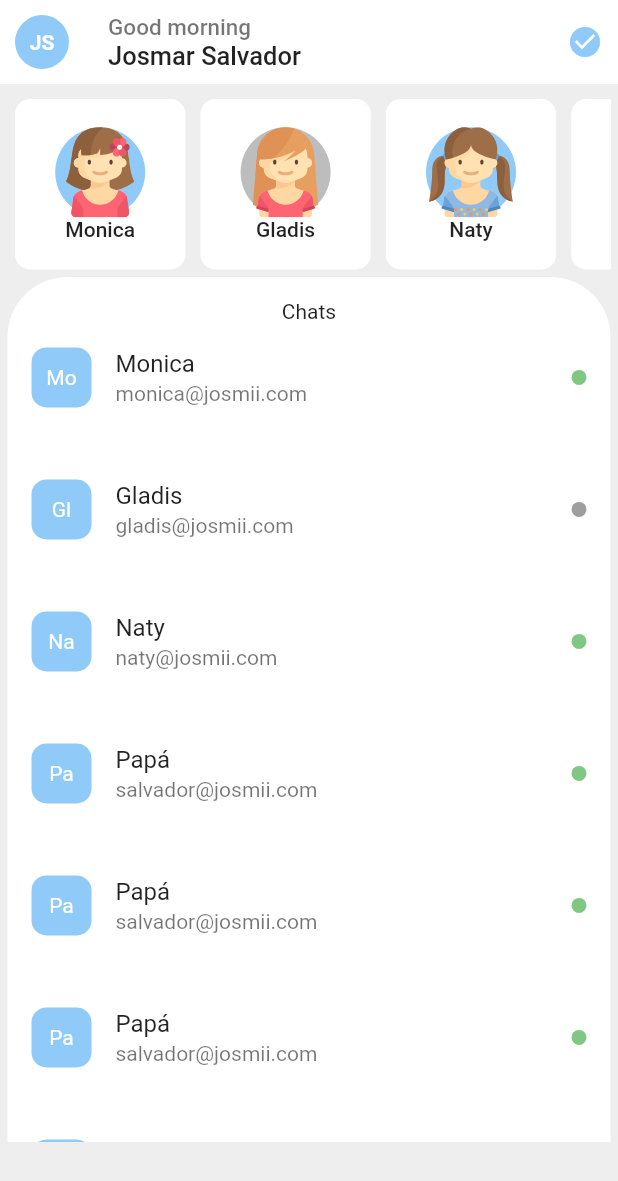
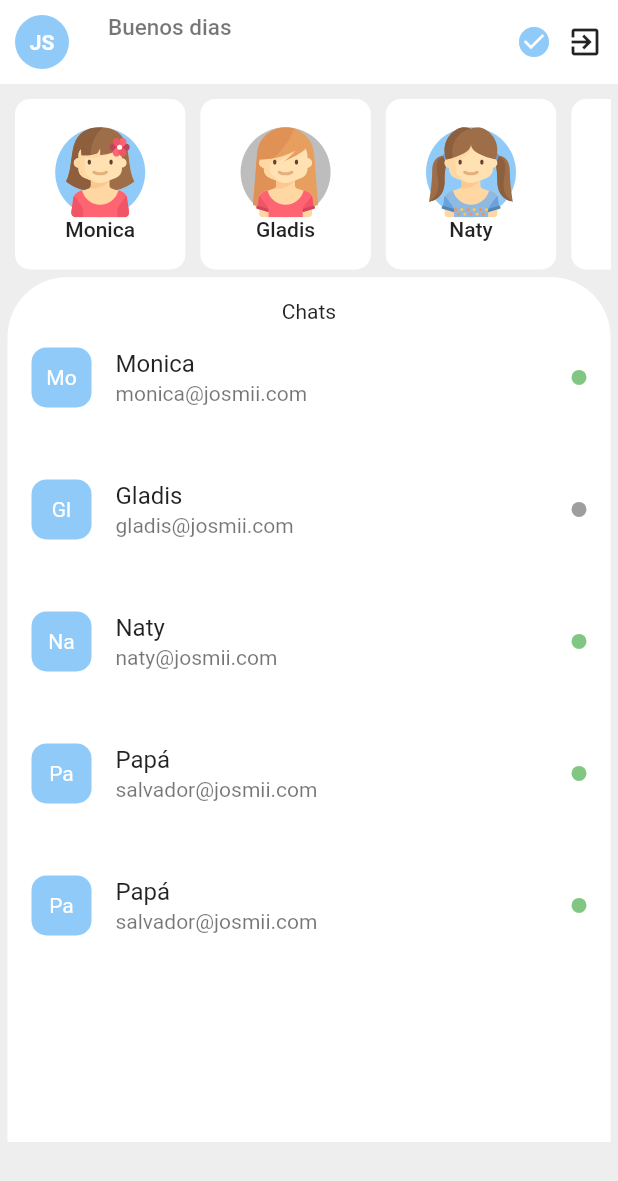
Before and after one commit to JosmiixD/josmii-chat-app, a Flutter app: the UsuariosPage screen opened by its route, on a phone screen of 412 x 824 dp. Shown: the top 1181 px of the screen. Run offline on Flutter 3.47's test engine with Material 2 defaults, Android fonts, the phone set to English and light mode, and no system bars; drawn by our look-alikes of pull_to_refresh; our stand-ins replace flutter_secure_storage, flutter_svg; accounts and stored records are empty.

```diff
--- a/lib/main.dart
+++ b/lib/main.dart
@@ -18,7 +18,7 @@ class MyApp extends StatelessWidget {
       child: MaterialApp(
         debugShowCheckedModeBanner: false,
         title: 'chat App',
-        initialRoute: 'login',
+        initialRoute: 'loading',
         routes: appRoutes,
       ),
     );
--- a/lib/pages/usuarios_page.dart
+++ b/lib/pages/usuarios_page.dart
@@ -1,5 +1,7 @@
+import 'package:chat/services/auth_service.dart';
 import 'package:flutter/material.dart';
 import 'package:chat/models/usuario.dart';
+import 'package:provider/provider.dart';
 import 'package:pull_to_refresh/pull_to_refresh.dart';
 import 'package:flutter_svg/flutter_svg.dart';
 
@@ -23,21 +25,15 @@ class _UsuariosPageState extends State<UsuariosPage> {
         uid: '4', nombre: 'Papá', email: 'salvador@josmii.com', online: true, avatarUrl: 'assets/svg/009-boy-4.svg'),
     Usuario(
         uid: '4', nombre: 'Papá', email: 'salvador@josmii.com', online: true, avatarUrl: 'assets/svg/009-boy-4.svg'),
-    Usuario(
-        uid: '4', nombre: 'Papá', email: 'salvador@josmii.com', online: true, avatarUrl: 'assets/svg/009-boy-4.svg'),
-    Usuario(
-        uid: '4', nombre: 'Papá', email: 'salvador@josmii.com', online: true, avatarUrl: 'assets/svg/009-boy-4.svg'),
-    Usuario(
-        uid: '4', nombre: 'Papá', email: 'salvador@josmii.com', online: true, avatarUrl: 'assets/svg/009-boy-4.svg'),
-    Usuario(
-        uid: '4', nombre: 'Papá', email: 'salvador@josmii.com', online: true, avatarUrl: 'assets/svg/009-boy-4.svg'),
-    Usuario(
-        uid: '4', nombre: 'Papá', email: 'salvador@josmii.com', online: true, avatarUrl: 'assets/svg/009-boy-4.svg'),
   ];
 
   @override
   Widget build(BuildContext context) {
+
     final size = MediaQuery.of(context).size;
+    final authService = Provider.of<AuthService>(context);
+
+    final usuario = authService.usuario;
 
     return Scaffold(
         backgroundColor: Colors.grey.shade200,
@@ -45,9 +41,9 @@ class _UsuariosPageState extends State<UsuariosPage> {
           title: Column(
             crossAxisAlignment: CrossAxisAlignment.start,
             children: <Widget>[
-              Text('Good morning',
+              Text('Buenos dias',
                   style: TextStyle(color: Colors.black54, fontSize: 15.0)),
-              Text('Josmar Salvador',
+              Text('${usuario.nombre}',
                   style: TextStyle(color: Colors.black87, fontSize: 17.0)),
             ],
           ),
@@ -70,6 +66,17 @@ class _UsuariosPageState extends State<UsuariosPage> {
               margin: EdgeInsets.only(right: 10),
               child: Icon(Icons.check_circle, color: Colors.blue.shade200),
             ),
+            Container(
+              margin: EdgeInsets.only(right: 10),
+              child: GestureDetector(
+                child: Icon(Icons.exit_to_app, color: Colors.black87),
+                onTap: (){
+                  //TODO: Desconectar el socket server
+                  Navigator.pushReplacementNamed(context, 'login');
+                  AuthService.deleteToken();
+                },
+              )
+            )
           ],
         ),
         body: SmartRefresher(
```
Also changed, not shown: lib/pages/loading_page.dart (+40 -3 lines), lib/services/auth_service.dart (+27 -0 lines).
